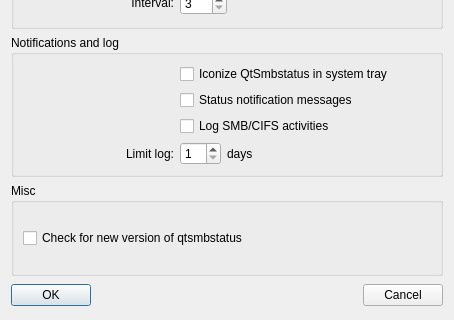
Qt form client/configure.ui (danielrocher/qtsmbstatus) before a commit; both pictures show x 0 to 454 and y 199 to 519 of the 454 by 519 pixel window.
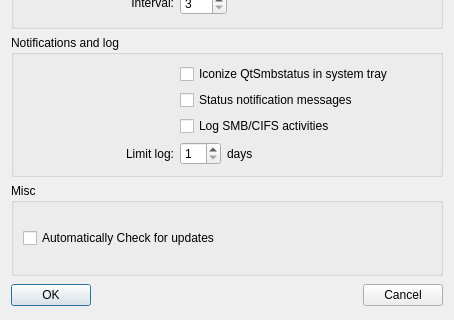
The same form after that commit.

Commit message: possibility to Check for update

The edit to the form file:
```diff
--- a/client/configure.ui
+++ b/client/configure.ui
@@ -341,7 +341,7 @@
          <string/>
         </property>
         <property name="text" >
-         <string>Check for new version of qtsmbstatus</string>
+         <string>Automatically Check for updates</string>
         </property>
        </widget>
       </item>
```
Left out of the diff: 4 changed lines with no effect on the pictures. The commit also changes 6 other files.
